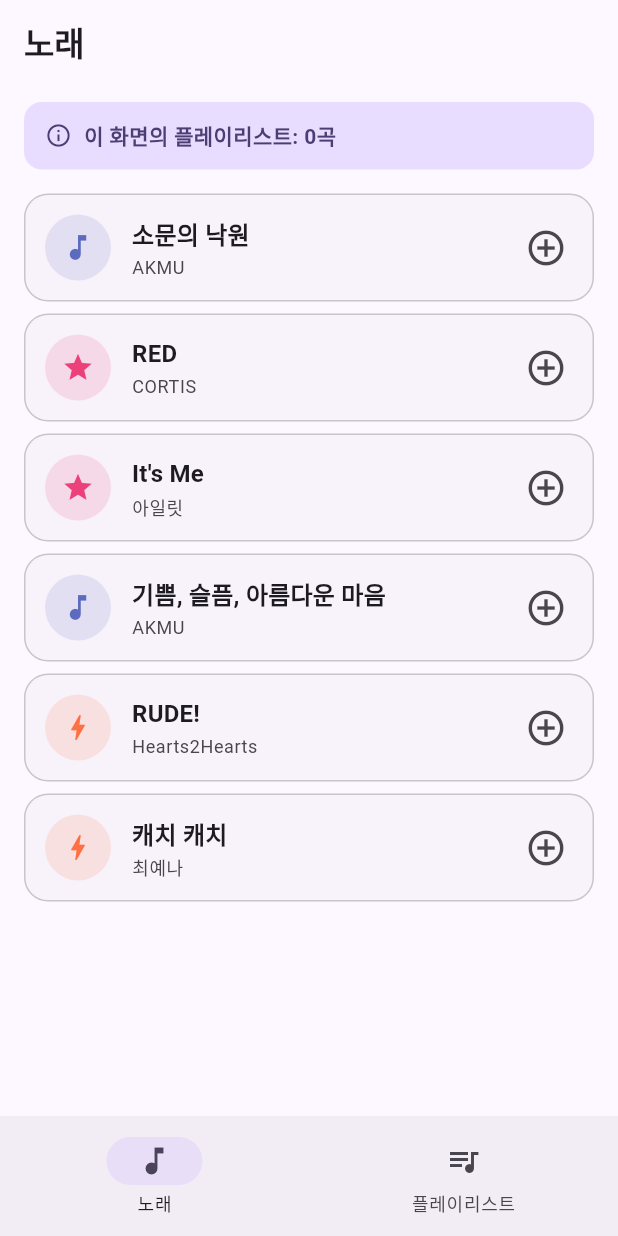
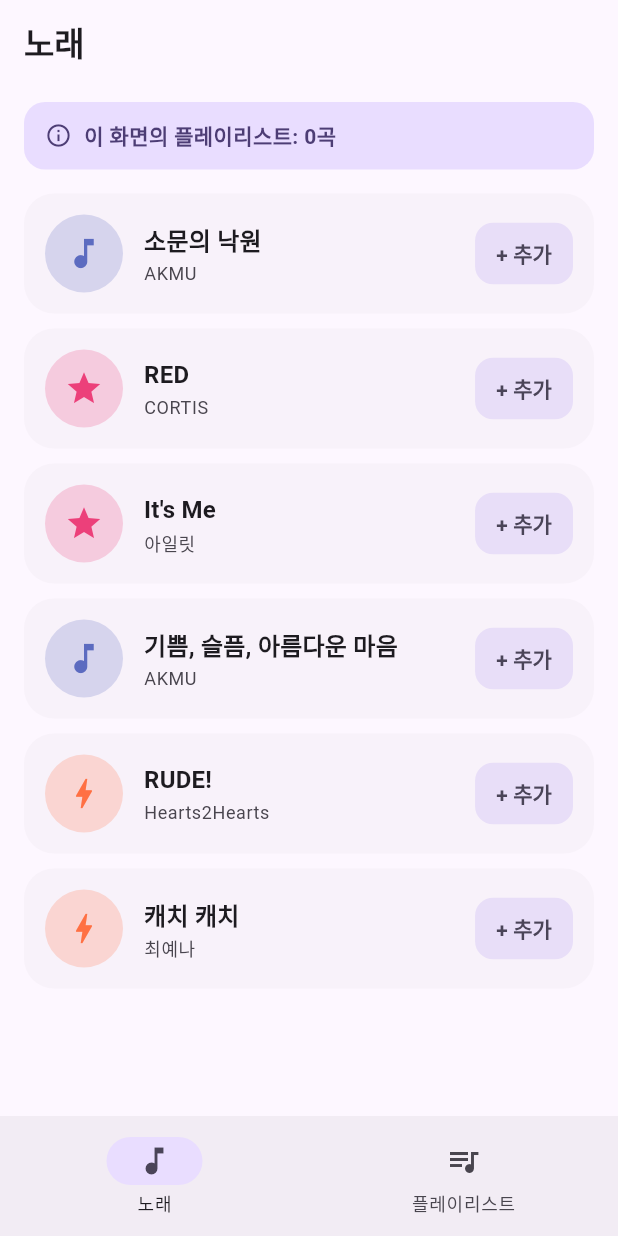
Before and after one commit to youn9jin/5th_Flutter_Session_14th, a Flutter app: the screen it shows after launch, on a phone screen of 412 x 824 dp. Run offline on Flutter 3.47's test engine with Material 3 defaults, Android fonts, the phone set to English and light mode, and no system bars; our stand-ins replace flutter_riverpod.

Commit message:
feat: 곡 제거 + 스낵바 + UI 개선

```diff
--- a/lib/main.dart
+++ b/lib/main.dart
@@ -18,16 +18,28 @@ class MusicApp extends StatelessWidget {
 
   @override
   Widget build(BuildContext context) {
+    final colorScheme = ColorScheme.fromSeed(
+      seedColor: const Color(0xFF6750A4),
+    );
+
     return MaterialApp(
       title: '플레이리스트',
       debugShowCheckedModeBanner: false,
       theme: ThemeData(
         useMaterial3: true,
-        colorScheme: ColorScheme.fromSeed(seedColor: const Color(0xFF6750A4)),
-        appBarTheme: const AppBarTheme(
+        colorScheme: colorScheme,
+        scaffoldBackgroundColor: colorScheme.surface,
+        appBarTheme: AppBarTheme(
           centerTitle: false,
           elevation: 0,
           scrolledUnderElevation: 0,
+          backgroundColor: colorScheme.surface,
+          surfaceTintColor: Colors.transparent,
+          titleTextStyle: TextStyle(
+            color: colorScheme.onSurface,
+            fontSize: 22,
+            fontWeight: FontWeight.bold,
+          ),
         ),
       ),
       home: const RootTabs(),
@@ -54,6 +66,7 @@ class _RootTabsState extends ConsumerState<RootTabs> {
   Widget build(BuildContext context) {
     final theme = Theme.of(context);
     final playlist = ref.watch(playlistProvider);
+    final colorScheme = theme.colorScheme;
 
     return Scaffold(
       body: IndexedStack(
@@ -62,6 +75,8 @@ class _RootTabsState extends ConsumerState<RootTabs> {
       ),
       bottomNavigationBar: NavigationBar(
         selectedIndex: _currentIndex,
+        indicatorColor: colorScheme.primaryContainer,
+        labelBehavior: NavigationDestinationLabelBehavior.alwaysShow,
         onDestinationSelected: (index) {
           setState(() => _currentIndex = index);
         },
--- a/lib/screens/song_list_screen.dart
+++ b/lib/screens/song_list_screen.dart
@@ -20,19 +20,11 @@ class SongListScreen extends ConsumerWidget {
   @override
   Widget build(BuildContext context, WidgetRef ref) {
     final theme = Theme.of(context);
+    final colorScheme = theme.colorScheme;
     final playlist = ref.watch(playlistProvider);
 
     return Scaffold(
-      appBar: AppBar(
-        title: Text(
-          '노래',
-          style: theme.textTheme.titleLarge?.copyWith(
-            fontWeight: FontWeight.bold,
-          ),
-        ),
-        elevation: 0,
-        scrolledUnderElevation: 0,
-      ),
+      appBar: AppBar(title: const Text('노래')),
       body: Column(
         crossAxisAlignment: CrossAxisAlignment.stretch,
         children: [
@@ -40,22 +32,22 @@ class SongListScreen extends ConsumerWidget {
             margin: const EdgeInsets.fromLTRB(16, 12, 16, 4),
             padding: const EdgeInsets.symmetric(horizontal: 14, vertical: 12),
             decoration: BoxDecoration(
-              color: theme.colorScheme.primaryContainer,
-              borderRadius: BorderRadius.circular(12),
+              color: colorScheme.primaryContainer,
+              borderRadius: BorderRadius.circular(14),
             ),
             child: Row(
               children: [
                 Icon(
                   Icons.info_outline,
                   size: 18,
-                  color: theme.colorScheme.onPrimaryContainer,
+                  color: colorScheme.onPrimaryContainer,
                 ),
                 const SizedBox(width: 8),
                 Expanded(
                   child: Text(
                     '이 화면의 플레이리스트: ${playlist.length}곡',
                     style: theme.textTheme.bodyMedium?.copyWith(
-                      color: theme.colorScheme.onPrimaryContainer,
+                      color: colorScheme.onPrimaryContainer,
                       fontWeight: FontWeight.w600,
                     ),
                   ),
@@ -64,9 +56,10 @@ class SongListScreen extends ConsumerWidget {
             ),
           ),
           Expanded(
-            child: ListView.builder(
-              padding: const EdgeInsets.fromLTRB(16, 8, 16, 16),
+            child: ListView.separated(
+              padding: const EdgeInsets.fromLTRB(16, 12, 16, 16),
               itemCount: _songs.length,
+              separatorBuilder: (context, index) => const SizedBox(height: 10),
               itemBuilder: (context, index) {
                 final song = _songs[index];
                 final isAdded =
@@ -74,8 +67,23 @@ class SongListScreen extends ConsumerWidget {
                 return SongCard(
                   song: song,
                   isAdded: isAdded,
-                  onAdd: () =>
-                      ref.read(playlistProvider.notifier).addSong(song),
+                  onAdd: () {
+                    if (isAdded) return;
+                    ref.read(playlistProvider.notifier).addSong(song);
+                    ScaffoldMessenger.of(context)
+                      ..clearSnackBars()
+                      ..showSnackBar(
+                        SnackBar(
+                          content: Text(
+                            '${song.title}이 플레이리스트에 추가됐습니다',
+                            style: TextStyle(color: colorScheme.onInverseSurface),
+                          ),
+                          backgroundColor: colorScheme.inverseSurface,
+                          duration: const Duration(milliseconds: 1500),
+                          behavior: SnackBarBehavior.floating,
+                        ),
+                      );
+                  },
                 );
               },
             ),
--- a/lib/widgets/song_card.dart
+++ b/lib/widgets/song_card.dart
@@ -17,23 +17,21 @@ class SongCard extends StatelessWidget {
   @override
   Widget build(BuildContext context) {
     final theme = Theme.of(context);
+    final colorScheme = theme.colorScheme;
     final style = styleForGenre(song.genre);
 
-    return Card(
-      elevation: 0,
-      margin: const EdgeInsets.symmetric(vertical: 4),
-      shape: RoundedRectangleBorder(
-        borderRadius: BorderRadius.circular(16),
-        side: BorderSide(color: theme.colorScheme.outlineVariant),
+    return Container(
+      padding: const EdgeInsets.fromLTRB(14, 14, 14, 14),
+      decoration: BoxDecoration(
+        color: colorScheme.surfaceContainerLow,
+        borderRadius: BorderRadius.circular(20),
       ),
-      child: Padding(
-        padding: const EdgeInsets.fromLTRB(14, 12, 8, 12),
       child: Row(
         children: [
           CircleAvatar(
-              radius: 22,
-              backgroundColor: style.color.withValues(alpha: 0.14),
-              child: Icon(style.icon, color: style.color, size: 22),
+            radius: 26,
+            backgroundColor: style.color.withValues(alpha: 0.22),
+            child: Icon(style.icon, color: style.color, size: 26),
           ),
           const SizedBox(width: 14),
           Expanded(
@@ -43,7 +41,7 @@ class SongCard extends StatelessWidget {
                 Text(
                   song.title,
                   style: theme.textTheme.titleMedium?.copyWith(
-                      fontWeight: FontWeight.bold,
+                    fontWeight: FontWeight.w700,
                   ),
                   maxLines: 1,
                   overflow: TextOverflow.ellipsis,
@@ -52,7 +50,7 @@ class SongCard extends StatelessWidget {
                 Text(
                   song.artist,
                   style: theme.textTheme.bodySmall?.copyWith(
-                      color: theme.colorScheme.onSurfaceVariant,
+                    color: colorScheme.onSurfaceVariant,
                   ),
                   maxLines: 1,
                   overflow: TextOverflow.ellipsis,
@@ -60,21 +58,24 @@ class SongCard extends StatelessWidget {
               ],
             ),
           ),
-            const SizedBox(width: 8),
-            IconButton(
+          const SizedBox(width: 12),
+          FilledButton.tonal(
             onPressed: isAdded ? null : onAdd,
-              tooltip: isAdded ? '추가됨' : '플레이리스트에 추가',
-              icon: Icon(
-                isAdded ? Icons.check_circle : Icons.add_circle_outline,
-                size: 28,
-                color: isAdded
-                    ? theme.colorScheme.primary
-                    : theme.colorScheme.onSurfaceVariant,
+            style: FilledButton.styleFrom(
+              padding: const EdgeInsets.symmetric(horizontal: 14, vertical: 10),
+              minimumSize: Size.zero,
+              tapTargetSize: MaterialTapTargetSize.shrinkWrap,
+              shape: RoundedRectangleBorder(
+                borderRadius: BorderRadius.circular(12),
+              ),
+            ),
+            child: Text(
+              isAdded ? '✓ 담김' : '+ 추가',
+              style: const TextStyle(fontWeight: FontWeight.w600),
             ),
           ),
         ],
       ),
-      ),
     );
   }
 }
```
Also changed, not shown: lib/screens/playlist_screen.dart (+92 -60 lines), 1 other file. Lines whose indentation alone changed are shown as unchanged.
